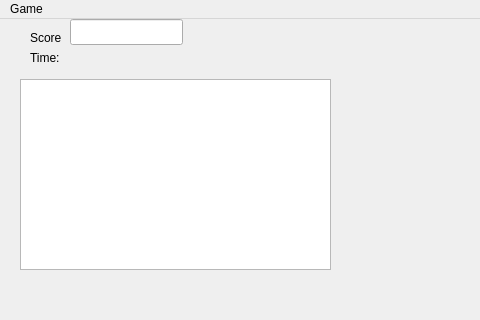
Taras-Novosiadlyi/snakeQT, file mainwindow.ui: the form before one commit; both pictures show x 0 to 480 and y 0 to 320 of the 800 by 600 pixel window.
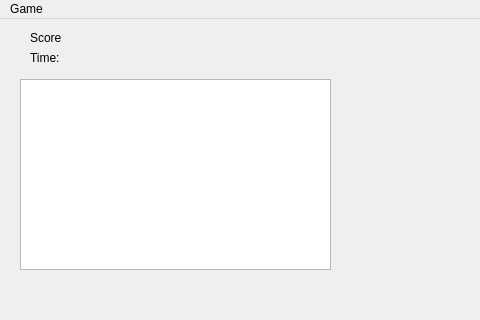
The form after the commit.

```diff
--- a/mainwindow.ui
+++ b/mainwindow.ui
@@ -53,7 +53,7 @@
    <widget class="QLabel" name="ScoreOutput">
     <property name="geometry">
      <rect>
-      <x>80</x>
+      <x>70</x>
       <y>10</y>
       <width>58</width>
       <height>18</height>
@@ -80,7 +80,7 @@
     <property name="geometry">
      <rect>
       <x>70</x>
-      <y>0</y>
+      <y>130</y>
       <width>113</width>
       <height>26</height>
      </rect>
```
